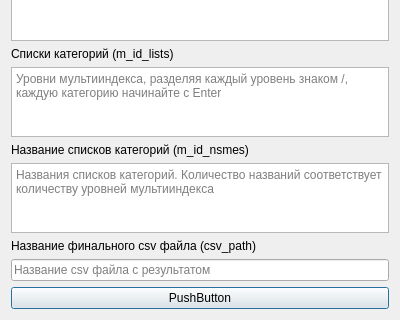
Before: the Qt Designer form ui/qt_ui_files/diplomUI_settings_add.ui in Viraremi/ulstu_praktik, drawn with Qt 5; both pictures show x 0 to 400 and y 320 to 640 of the 400 by 640 pixel window.
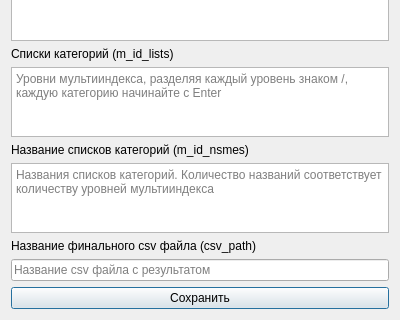
After: the same form once the commit is applied.

Commit message: Внедрение нового UI

Diff of the .ui file:
```diff
--- a/ui/qt_ui_files/diplomUI_settings_add.ui
+++ b/ui/qt_ui_files/diplomUI_settings_add.ui
@@ -153,7 +153,7 @@
    <item>
     <widget class="QPushButton" name="pushButton">
      <property name="text">
-      <string>PushButton</string>
+      <string>Сохранить</string>
      </property>
     </widget>
    </item>
```
Left out of the diff: 2 changed lines with no effect on the pictures. The commit also changes 3 other files.
